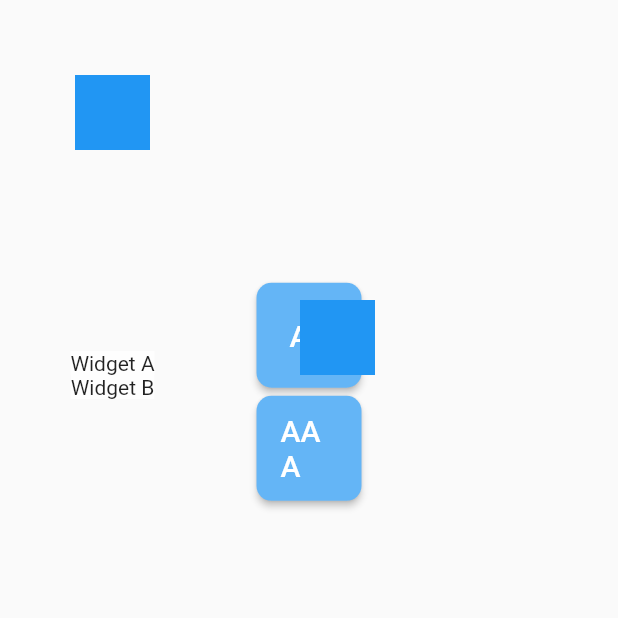
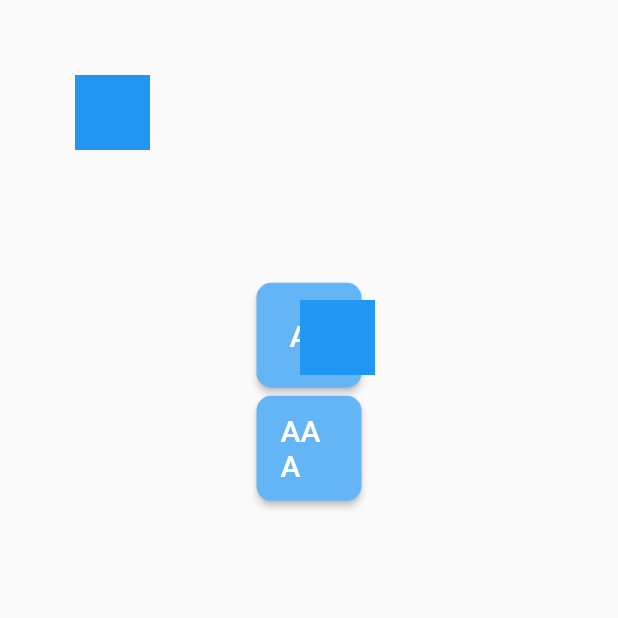
Before and after one commit to riii-san/creations, a Flutter app: the screen it shows after launch, on a phone screen of 412 x 824 dp, the top half of it. Run offline on Flutter 3.47's test engine with Material 2 defaults, Android fonts, the phone set to English and light mode, and no system bars.

Commit message:
画面サイズを格納したconfigクラスを作成

```diff
--- a/lib/freePlacement.dart
+++ b/lib/freePlacement.dart
@@ -1,7 +1,7 @@
 import 'package:flutter/cupertino.dart';
 import 'package:flutter/gestures.dart';
 import 'package:flutter/material.dart';
-
+import 'config.dart';
 
 // ignore: camel_case_types
 class freePlacement extends StatefulWidget {
@@ -40,23 +40,6 @@ class _freePlacementState extends State<freePlacement> {
     return Scaffold(
       body: Stack(
         children: <Widget>[
-          Container(
-            height: 500,
-            width: 150,
-            child: Column(
-              mainAxisAlignment: MainAxisAlignment.center,
-              children: <Widget>[
-                Container(
-                  color: Colors.white70,
-                  child: Text('Widget A'),
-                ),
-                Container(
-                  color: Colors.white70,
-                  child: Text('Widget B'),
-                ),
-              ],
-            ),
-          ),
           Container(
             alignment: Alignment(0.0,-0.5),
             child: SizedBox(
```
Also changed, not shown: lib/config.dart (added, +15 -0 lines).
